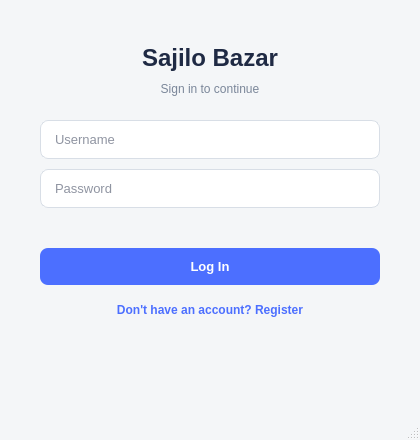
Above: ui/login.ui from kriitikat/Sajilo-Bazarr before the change. Below: the same form after it.
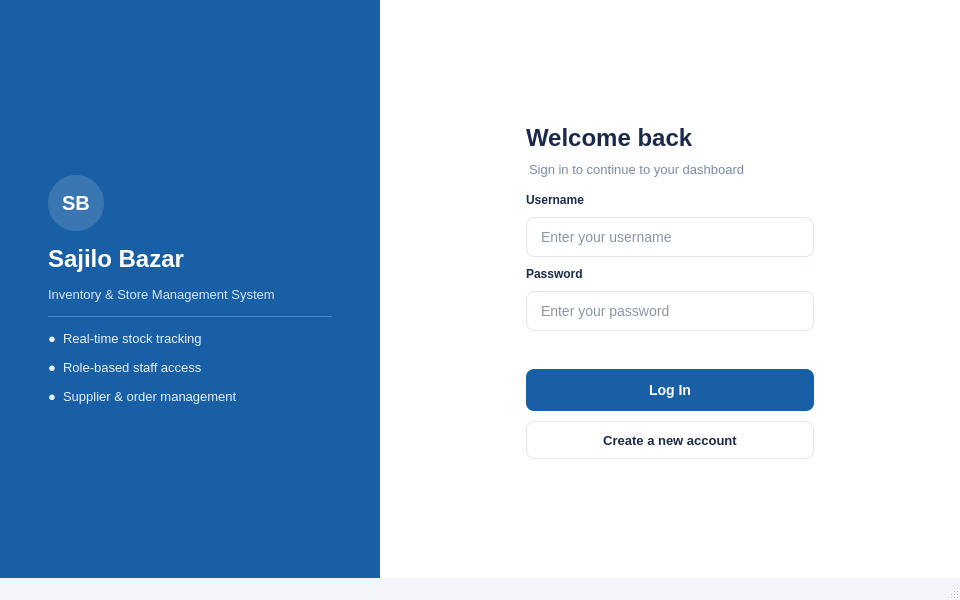
That is the form after the change.

Commit message: Updated login page

What changed in the file:
```diff
--- a/ui/login.ui
+++ b/ui/login.ui
@@ -7,15 +7,15 @@
    <rect>
     <x>0</x>
     <y>0</y>
-    <width>420</width>
-    <height>440</height>
+    <width>960</width>
+    <height>600</height>
    </rect>
   </property>
 
   <property name="minimumSize">
    <size>
-    <width>420</width>
-    <height>440</height>
+    <width>860</width>
+    <height>560</height>
    </size>
   </property>
 
@@ -25,45 +25,67 @@
 
   <property name="styleSheet">
    <string notr="true">
-    /* ── Window background ─────────────────────────────────────────── */
-    QMainWindow, #centralwidget {
-        background-color: #F4F6F8;
+    QMainWindow, QWidget#centralwidget {
+        background-color: #F4F6FA;
     }
 
-    /* ── Title / subtitle ──────────────────────────────────────────── */
+    /* ── Brand (left) panel ─────────────────────────────────────── */
+    QFrame#brandPanel {
+        background-color: #185FA5;
+    }
+    QLabel#logoMark {
+        background-color: rgba(255, 255, 255, 0.15);
+        border-radius: 28px;
+        color: #FFFFFF;
+        font-size: 20px;
+        font-weight: 700;
+    }
+    QLabel#brandTitle {
+        color: #FFFFFF;
+        font-size: 24px;
+        font-weight: 700;
+    }
+    QLabel#brandSubtitle {
+        color: #D7E6F7;
+        font-size: 13px;
+    }
+    QFrame#brandDivider {
+        background-color: rgba(255, 255, 255, 0.25);
+    }
+    QLabel#brandFeature1, QLabel#brandFeature2, QLabel#brandFeature3 {
+        color: #E8F1FB;
+        font-size: 13px;
+    }
+
+    /* ── Form (right) panel ─────────────────────────────────────── */
+    QFrame#formPanel {
+        background-color: #FFFFFF;
+    }
+    QFrame#card {
+        background-color: #FFFFFF;
+    }
     QLabel#titleLabel {
-        color: #1F2A44;
+        color: #1B2A4A;
         font-size: 24px;
-        font-weight: 600;
+        font-weight: 700;
     }
-
     QLabel#subtitleLabel {
-        color: #7A8699;
-        font-size: 12px;
+        color: #7a8aaa;
+        font-size: 13px;
+        padding-bottom: 6px;
     }
-
-    /* ── Status message (errors in red, success in green — color is
-           toggled at runtime via a dynamic property, styled below) ───── */
-    QLabel#statusLabel {
+    QLabel#usernameLabel, QLabel#passwordLabel {
+        color: #1B2A4A;
         font-size: 12px;
-        min-height: 16px;
+        font-weight: 600;
     }
-    QLabel#statusLabel[status="error"] {
-        color: #C0392B;
-    }
-    QLabel#statusLabel[status="success"] {
-        color: #1E8449;
-    }
-
-    /* ── Input fields ──────────────────────────────────────────────── */
     QLineEdit {
-        background-color: #FFFFFF;
-        border: 1px solid #D8DEE6;
+        border: 1px solid #E0E4EE;
         border-radius: 8px;
-        padding: 10px 12px;
-        font-size: 13px;
-        color: #1F2A44;
-        selection-background-color: #4C6FFF;
+        padding: 8px 12px;
+        font-size: 14px;
+        background-color: #FFFFFF;
+        color: #1B2A4A;
     }
     QLineEdit:focus {
         border: 1px solid #4C6FFF;
@@ -72,34 +94,41 @@
         background-color: #EEF1F5;
         color: #A6AEBB;
     }
+    QCheckBox {
+        color: #4a5a7a;
+        font-size: 12px;
+    }
 
-    /* ── Primary button (Log In) ──────────────────────────────────────── */
+    /* Status color is driven entirely by the "status" dynamic property,
+       flipped from C++ via setStatus() — never a hardcoded color there. */
+    QLabel#statusLabel {
+        font-size: 12px;
+    }
+    QLabel#statusLabel[status="error"] {
+        color: #C0392B;
+    }
+    QLabel#statusLabel[status="success"] {
+        color: #1E8449;
+    }
+
     QPushButton#loginButton {
-        background-color: #4C6FFF;
-        color: #FFFFFF;
+        background-color: #185FA5;
+        color: white;
         border: none;
         border-radius: 8px;
-        padding: 11px 12px;
-        font-size: 13px;
+        font-size: 14px;
         font-weight: 600;
     }
-    QPushButton#loginButton:hover {
-        background-color: #3F5CE0;
-    }
-    QPushButton#loginButton:pressed {
-        background-color: #3450C9;
-    }
-    QPushButton#loginButton:disabled {
-        background-color: #AEB9E8;
-    }
+    QPushButton#loginButton:hover    { background-color: #2D4A7A; }
+    QPushButton#loginButton:pressed  { background-color: #1B2A4A; }
+    QPushButton#loginButton:disabled { background-color: #A9BCD8; }
 
-    /* ── Secondary button (Register) ──────────────────────────────────── */
     QPushButton#registerButton {
-        background-color: transparent;
-        color: #4C6FFF;
-        border: none;
-        padding: 8px;
-        font-size: 12px;
+        background-color: #FFFFFF;
+        color: #1B2A4A;
+        border: 1px solid #E0E4EE;
+        border-radius: 8px;
+        font-size: 13px;
         font-weight: 600;
     }
     QPushButton#registerButton:hover {
@@ -114,123 +143,208 @@
 
   <widget class="QWidget" name="centralwidget">
 
-   <layout class="QVBoxLayout" name="verticalLayout">
-    <property name="leftMargin"><number>40</number></property>
-    <property name="rightMargin"><number>40</number></property>
-    <property name="topMargin"><number>36</number></property>
-    <property name="bottomMargin"><number>28</number></property>
-    <property name="spacing"><number>10</number></property>
+   <layout class="QHBoxLayout" name="mainLayout">
+    <property name="spacing"><number>0</number></property>
+    <property name="leftMargin"><number>0</number></property>
+    <property name="topMargin"><number>0</number></property>
+    <property name="rightMargin"><number>0</number></property>
+    <property name="bottomMargin"><number>0</number></property>
 
     <item>
-     <spacer name="topSpacer">
-      <property name="orientation"><enum>Qt::Vertical</enum></property>
-      <property name="sizeType"><enum>QSizePolicy::Fixed</enum></property>
-      <property name="sizeHint"><size><width>20</width><height>8</height></size></property>
-     </spacer>
-    </item>
+     <widget class="QFrame" name="brandPanel">
+      <property name="minimumSize"><size><width>380</width><height>0</height></size></property>
+      <property name="maximumSize"><size><width>380</width><height>16777215</height></size></property>
+      <layout class="QVBoxLayout" name="brandLayout">
+       <property name="leftMargin"><number>48</number></property>
+       <property name="topMargin"><number>0</number></property>
+       <property name="rightMargin"><number>48</number></property>
+       <property name="bottomMargin"><number>0</number></property>
+       <property name="spacing"><number>14</number></property>
 
-    <item>
-     <widget class="QLabel" name="titleLabel">
-      <property name="text">
-       <string>Sajilo Bazar</string>
-      </property>
-      <property name="alignment">
-       <set>Qt::AlignCenter</set>
-      </property>
-     </widget>
-    </item>
+       <item>
+        <spacer name="brandTopSpacer">
+         <property name="orientation"><enum>Qt::Vertical</enum></property>
+         <property name="sizeHint" stdset="0"><size><width>20</width><height>40</height></size></property>
+        </spacer>
+       </item>
 
-    <item>
-     <widget class="QLabel" name="subtitleLabel">
-      <property name="text">
-       <string>Sign in to continue</string>
-      </property>
-      <property name="alignment">
-       <set>Qt::AlignCenter</set>
-      </property>
-     </widget>
-    </item>
+       <item>
+        <widget class="QLabel" name="logoMark">
+         <property name="minimumSize"><size><width>56</width><height>56</height></size></property>
+         <property name="maximumSize"><size><width>56</width><height>56</height></size></property>
+         <property name="text"><string>SB</string></property>
+         <property name="alignment"><set>Qt::AlignCenter</set></property>
+        </widget>
+       </item>
 
-    <item>
-     <spacer name="midSpacer1">
-      <property name="orientation"><enum>Qt::Vertical</enum></property>
-      <property name="sizeType"><enum>QSizePolicy::Fixed</enum></property>
-      <property name="sizeHint"><size><width>20</width><height>14</height></size></property>
-     </spacer>
-    </item>
+       <item>
+        <widget class="QLabel" name="brandTitle">
+         <property name="text"><string>Sajilo Bazar</string></property>
+        </widget>
+       </item>
 
-    <item>
-     <widget class="QLineEdit" name="usernameEdit">
-      <property name="minimumHeight"><number>40</number></property>
-      <property name="placeholderText">
-       <string>Username</string>
-      </property>
-     </widget>
-    </item>
+       <item>
+        <widget class="QLabel" name="brandSubtitle">
+         <property name="text"><string>Inventory &amp; Store Management System</string></property>
+         <property name="wordWrap"><bool>true</bool></property>
+        </widget>
+       </item>
 
-    <item>
-     <widget class="QLineEdit" name="passwordEdit">
-      <property name="minimumHeight"><number>40</number></property>
-      <property name="placeholderText">
-       <string>Password</string>
-      </property>
-      <property name="echoMode">
-       <enum>QLineEdit::Password</enum>
-      </property>
-     </widget>
-    </item>
+       <item>
+        <widget class="QFrame" name="brandDivider">
+         <property name="minimumSize"><size><width>0</width><height>1</height></size></property>
+         <property name="maximumSize"><size><width>16777215</width><height>1</height></size></property>
+        </widget>
+       </item>
 
-    <item>
-     <widget class="QLabel" name="statusLabel">
-      <property name="text">
-       <string/>
-      </property>
-      <property name="alignment">
-       <set>Qt::AlignCenter</set>
-      </property>
-      <property name="wordWrap">
-       <bool>true</bool>
-      </property>
-     </widget>
-    </item>
+       <item>
+        <widget class="QLabel" name="brandFeature1">
+         <property name="text"><string>●  Real-time stock tracking</string></property>
+        </widget>
+       </item>
+       <item>
+        <widget class="QLabel" name="brandFeature2">
+         <property name="text"><string>●  Role-based staff access</string></property>
+        </widget>
+       </item>
+       <item>
+        <widget class="QLabel" name="brandFeature3">
+         <property name="text"><string>●  Supplier &amp; order management</string></property>
+        </widget>
+       </item>
 
-    <item>
-     <spacer name="midSpacer2">
-      <property name="orientation"><enum>Qt::Vertical</enum></property>
-      <property name="sizeType"><enum>QSizePolicy::Fixed</enum></property>
-      <property name="sizeHint"><size><width>20</width><height>4</height></size></property>
-     </spacer>
-    </item>
+       <item>
+        <spacer name="brandBottomSpacer">
+         <property name="orientation"><enum>Qt::Vertical</enum></property>
+         <property name="sizeHint" stdset="0"><size><width>20</width><height>40</height></size></property>
+        </spacer>
+       </item>
 
-    <item>
-     <widget class="QPushButton" name="loginButton">
-      <property name="minimumHeight"><number>42</number></property>
-      <property name="cursor">
-       <cursorShape>PointingHandCursor</cursorShape>
-      </property>
-      <property name="text">
-       <string>Log In</string>
-      </property>
+      </layout>
      </widget>
     </item>
 
+    <!-- Right form panel -->
     <item>
-     <widget class="QPushButton" name="registerButton">
-      <property name="cursor">
-       <cursorShape>PointingHandCursor</cursorShape>
-      </property>
-      <property name="text">
-       <string>Don't have an account? Register</string>
-      </property>
-     </widget>
-    </item>
+     <widget class="QFrame" name="formPanel">
+      <layout class="QVBoxLayout" name="formOuterLayout">
+       <property name="leftMargin"><number>0</number></property>
+       <property name="topMargin"><number>0</number></property>
+       <property name="rightMargin"><number>0</number></property>
+       <property name="bottomMargin"><number>0</number></property>
 
-    <item>
-     <spacer name="bottomSpacer">
-      <property name="orientation"><enum>Qt::Vertical</enum></property>
-      <property name="sizeType"><enum>QSizePolicy::Expanding</enum></property>
-      <property name="sizeHint"><size><width>20</width><height>20</height></size></property>
-     </spacer>
+       <item>
+        <spacer name="formTopSpacer">
+         <property name="orientation"><enum>Qt::Vertical</enum></property>
+         <property name="sizeHint" stdset="0"><size><width>20</width><height>40</height></size></property>
+        </spacer>
+       </item>
+
+       <item>
+        <layout class="QHBoxLayout" name="formCenterLayout">
+         <item>
+          <spacer name="formLeftSpacer">
+           <property name="orientation"><enum>Qt::Horizontal</enum></property>
+           <property name="sizeHint" stdset="0"><size><width>40</width><height>20</height></size></property>
+          </spacer>
+         </item>
+
+         <item>
+          <widget class="QFrame" name="card">
+           <property name="minimumSize"><size><width>360</width><height>0</height></size></property>
+           <property name="maximumSize"><size><width>360</width><height>16777215</height></size></property>
+           <layout class="QVBoxLayout" name="cardLayout">
+            <property name="spacing"><number>10</number></property>
+            <property name="leftMargin"><number>36</number></property>
+            <property name="topMargin"><number>36</number></property>
+            <property name="rightMargin"><number>36</number></property>
+            <property name="bottomMargin"><number>32</number></property>
+
+            <item>
+             <widget class="QLabel" name="titleLabel">
+              <property name="text"><string>Welcome back</string></property>
+             </widget>
+            </item>
+
+            <item>
+             <widget class="QLabel" name="subtitleLabel">
+              <property name="text"><string>Sign in to continue to your dashboard</string></property>
+              <property name="wordWrap"><bool>true</bool></property>
+             </widget>
+            </item>
+
+            <item>
+             <widget class="QLabel" name="usernameLabel">
+              <property name="text"><string>Username</string></property>
+             </widget>
+            </item>
+            <item>
+             <widget class="QLineEdit" name="usernameEdit">
+              <property name="minimumSize"><size><width>0</width><height>40</height></size></property>
+              <property name="placeholderText"><string>Enter your username</string></property>
+             </widget>
+            </item>
+
+            <item>
+             <widget class="QLabel" name="passwordLabel">
+              <property name="text"><string>Password</string></property>
+             </widget>
+            </item>
+            <item>
+             <widget class="QLineEdit" name="passwordEdit">
+              <property name="minimumSize"><size><width>0</width><height>40</height></size></property>
+              <property name="placeholderText"><string>Enter your password</string></property>
+              <property name="echoMode"><enum>QLineEdit::Password</enum></property>
+             </widget>
+            </item>
+
+            <item>
+             <widget class="QLabel" name="statusLabel">
+              <property name="text"><string/></property>
+              <property name="wordWrap"><bool>true</bool></property>
+              <property name="minimumSize"><size><width>0</width><height>18</height></size></property>
+             </widget>
+            </item>
+
+            <item>
+             <widget class="QPushButton" name="loginButton">
+              <property name="minimumSize"><size><width>0</width><height>42</height></size></property>
+              <property name="cursor"><cursorShape>PointingHandCursor</cursorShape></property>
+              <property name="text"><string>Log In</string></property>
+              <property name="default"><bool>true</bool></property>
+             </widget>
+            </item>
+
+            <item>
+             <widget class="QPushButton" name="registerButton">
+              <property name="minimumSize"><size><width>0</width><height>38</height></size></property>
+              <property name="cursor"><cursorShape>PointingHandCursor</cursorShape></property>
+              <property name="text"><string>Create a new account</string></property>
+             </widget>
+            </item>
+
+           </layout>
+          </widget>
+         </item>
+
+         <item>
+          <spacer name="formRightSpacer">
+           <property name="orientation"><enum>Qt::Horizontal</enum></property>
+           <property name="sizeHint" stdset="0"><size><width>40</width><height>20</height></size></property>
+          </spacer>
+         </item>
+        </layout>
+       </item>
+
+       <item>
+        <spacer name="formBottomSpacer">
+         <property name="orientation"><enum>Qt::Vertical</enum></property>
+         <property name="sizeHint" stdset="0"><size><width>20</width><height>40</height></size></property>
+        </spacer>
+       </item>
+
+      </layout>
+     </widget>
     </item>
 
    </layout>
```
Left out of the diff: 12 changed lines with no effect on the pictures.
